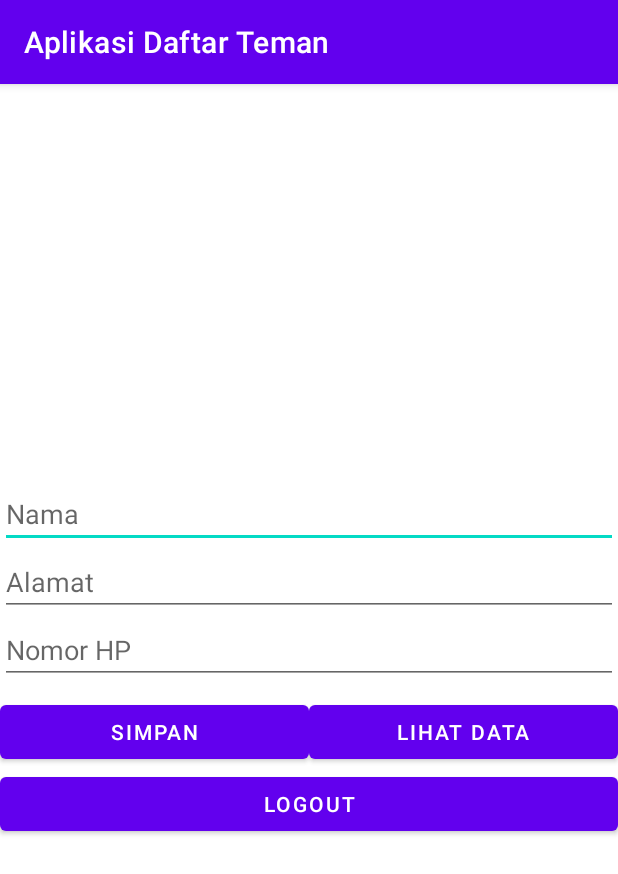
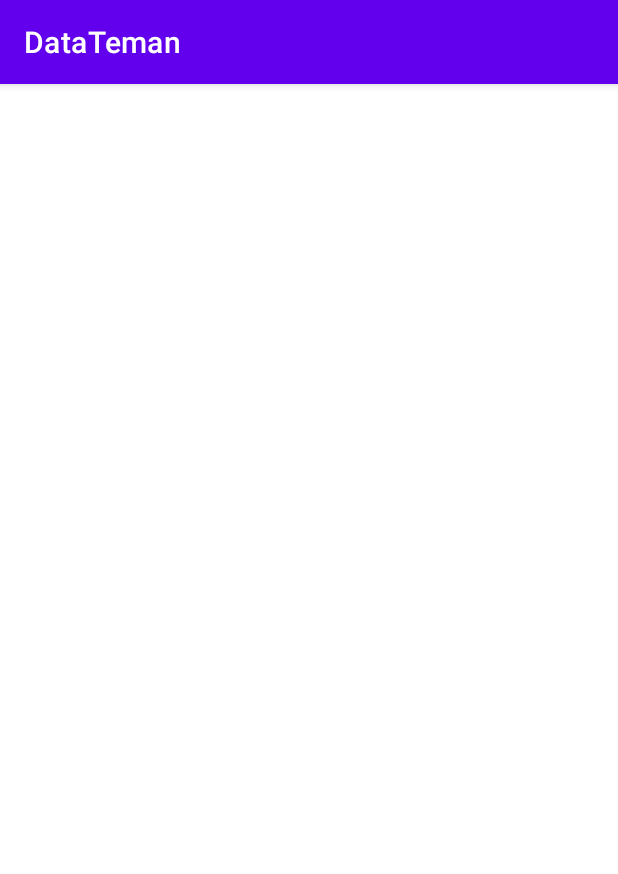
Before and after one commit to rifkiabdillah68/RifkiAplDaftarTeman, an Android app: the screen it shows after launch once a user with an empty profile is signed in (MainActivity before the commit, MyListData after it), after a tap on "LIHAT DATA", on a phone screen of 412 x 824 dp. Shown: the top 874 px of the screen. Run offline under Robolectric (Android 15) with nearby library versions, the light colour scheme and no system bars; our stand-ins replace Firebase (no records; nobody signed in at launch, a user with empty details on screens opened directly); libraries missing offline, so code that uses them is left out: com.firebase.ui.

Commit message:
aplikasi Daftatr Teman
aplikasi Daftatr Teman

```diff
--- a/app/build.gradle
+++ b/app/build.gradle
@@ -48,4 +48,5 @@ dependencies {
     androidTestImplementation 'androidx.test.espresso:espresso-core:3.3.0'
 
     implementation 'com.firebaseui:firebase-ui-auth:6.2.0'
+    implementation 'com.google.android.material:material:1.2.1'
 }
--- a/app/src/main/AndroidManifest.xml
+++ b/app/src/main/AndroidManifest.xml
@@ -9,8 +9,8 @@
         android:roundIcon="@mipmap/ic_launcher_round"
         android:supportsRtl="true"
         android:theme="@style/Theme.AplikasiDaftarTeman">
-        <activity android:name=".MainActivity">
-        </activity>
+        <activity android:name=".MyListData"></activity>
+        <activity android:name=".MainActivity"></activity>
         <activity android:name=".LoginActivity">
             <intent-filter>
                 <action android:name="android.intent.action.MAIN" />
--- a/app/src/main/java/com/example/aplikasidaftarteman/MainActivity.kt
+++ b/app/src/main/java/com/example/aplikasidaftarteman/MainActivity.kt
@@ -74,7 +74,7 @@ class MainActivity : AppCompatActivity(), View.OnClickListener {
                         })
             }
             R.id.show_data -> {
-
+                startActivity(Intent(this@MainActivity, MyListData::class.java))
             }
         }
     }
--- /dev/null
+++ b/app/src/main/java/com/example/aplikasidaftarteman/MyListData.kt
@@ -0,0 +1,78 @@
+package com.example.aplikasidaftarteman
+
+import androidx.appcompat.app.AppCompatActivity
+import android.os.Bundle
+import android.util.Log
+import android.widget.Toast
+import androidx.core.content.ContextCompat
+import androidx.recyclerview.widget.DividerItemDecoration
+import androidx.recyclerview.widget.LinearLayoutManager
+import androidx.recyclerview.widget.RecyclerView
+import com.google.android.gms.auth.api.Auth
+import com.google.firebase.auth.FirebaseAuth
+import com.google.firebase.database.DataSnapshot
+import com.google.firebase.database.DatabaseError
+import com.google.firebase.database.FirebaseDatabase
+import com.google.firebase.database.ValueEventListener
+
+class MyListData : AppCompatActivity() {
+    private var RecyclerView:RecyclerView? = null
+    private var adapter: RecyclerView.Adapter<*>? = null
+    private var layoutManager: RecyclerView.LayoutManager? = null
+
+    val database = FirebaseDatabase.getInstance()
+    private var dataTeman = ArrayList<data_teman>()
+    private var auth:FirebaseAuth? = null
+
+    override fun onCreate(savedInstanceState: Bundle?) {
+        super.onCreate(savedInstanceState)
+        setContentView(R.layout.activity_my_list_data)
+        RecyclerView = findViewById(R.id.datalist)
+        supportActionBar!!.title = "DataTeman"
+        auth = FirebaseAuth.getInstance()
+        MyRecyclerView()
+        GetData()
+    }
+
+    private fun GetData() {
+        Toast.makeText(applicationContext, "Mohon Tunggu Sebentar...",
+            Toast.LENGTH_LONG).show()
+        val getUserID: String = auth?.getCurrentUser()?.getUid().toString()
+        val getReference = database.getReference()
+        getReference.child("Admin").child(getUserID).child("DataTeman")
+            .addValueEventListener(object :ValueEventListener {
+            override fun onDataChange(datasnapshot: DataSnapshot) {
+                if (datasnapshot.exists()) {
+                    for (snapshot in datasnapshot.children) {
+                        val teman = snapshot.getValue(data_teman::class.java)
+                        teman?.key = snapshot.key
+                        dataTeman.add(teman!!)
+                    }
+                    adapter = RecyclerViewAdapter(dataTeman, this@MyListData)
+                    RecyclerView?.adapter = adapter
+                    (adapter as RecyclerViewAdapter).notifyDataSetChanged()
+                    Toast.makeText(applicationContext, "Data Berhasil dimuat",
+                    Toast.LENGTH_LONG).show()
+                }
+            }
+
+            override fun onCancelled(databaseError: DatabaseError) {
+                Toast.makeText(applicationContext, "Data Gagal Dimuat",
+                Toast.LENGTH_LONG).show()
+                Log.e("MyListActivity", databaseError.details + " " +
+                        databaseError.message)
+            }
+            })
+    }
+
+    private fun MyRecyclerView(){
+        layoutManager = LinearLayoutManager(this)
+        RecyclerView?.layoutManager = layoutManager
+        RecyclerView?.setHasFixedSize(true)
+
+        val itemDecoration = DividerItemDecoration(applicationContext,
+        DividerItemDecoration.VERTICAL)
+        itemDecoration.setDrawable(ContextCompat.getDrawable(applicationContext, R.drawable.line)!!)
+        RecyclerView?.addItemDecoration(itemDecoration)
+    }
+}
--- /dev/null
+++ b/app/src/main/res/drawable/line.xml
@@ -0,0 +1,7 @@
+<?xml version="1.0" encoding="utf-8"?>
+<shape xmlns:android="http://schemas.android.com/apk/res/android"
+    android:shape="rectangle">
+    <solid android:color="@color/colorPrimaryDark"/>
+    <size android:height="0.5dp"/>
+
+</shape>
--- /dev/null
+++ b/app/src/main/res/layout/activity_my_list_data.xml
@@ -0,0 +1,15 @@
+<?xml version="1.0" encoding="utf-8"?>
+<RelativeLayout
+    xmlns:android="http://schemas.android.com/apk/res/android"
+    xmlns:app="http://schemas.android.com/apk/res-auto"
+    xmlns:tools="http://schemas.android.com/tools"
+    android:layout_width="match_parent"
+    android:layout_height="match_parent"
+    android:layout_margin="8dp"
+    tools:context=".MyListData">
+    <androidx.recyclerview.widget.RecyclerView
+        android:layout_width="match_parent"
+        android:layout_height="match_parent"
+        android:id="@+id/datalist"
+        android:scrollbars="vertical" />
+</RelativeLayout>
```
Also changed, not shown: app/src/main/java/com/example/aplikasidaftarteman/RecyclerViewAdapter.kt (added, +56 -0 lines), app/src/main/res/layout/view_design.xml (added, +46 -0 lines), app/src/main/res/drawable/spongebob.png (added).
